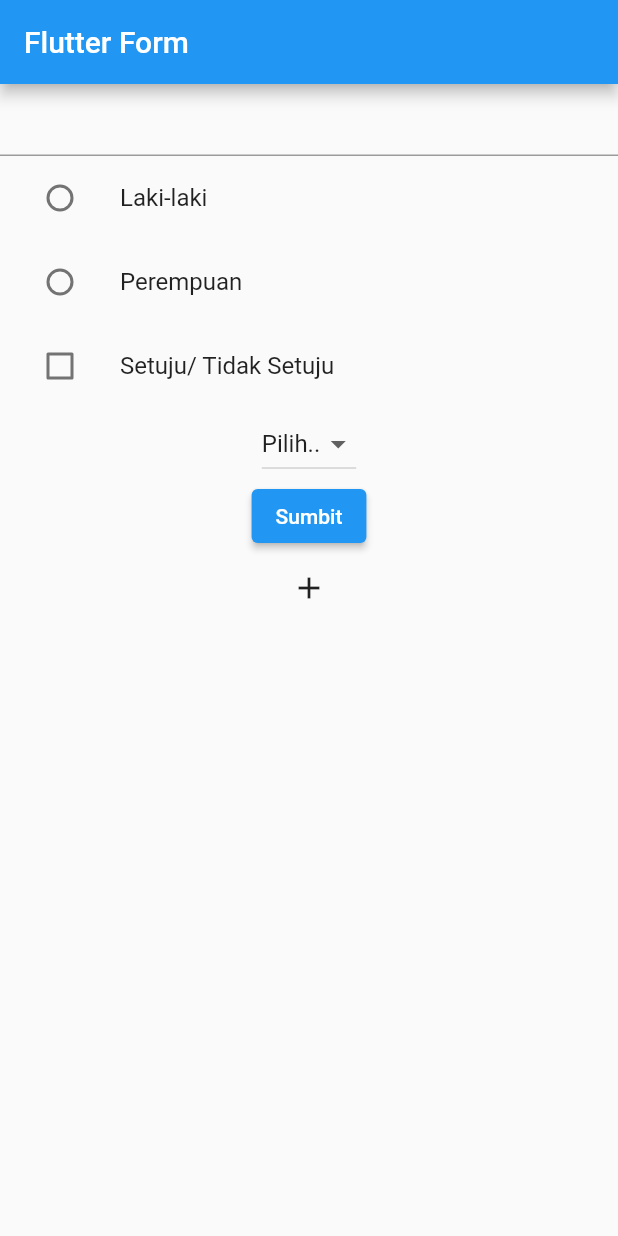
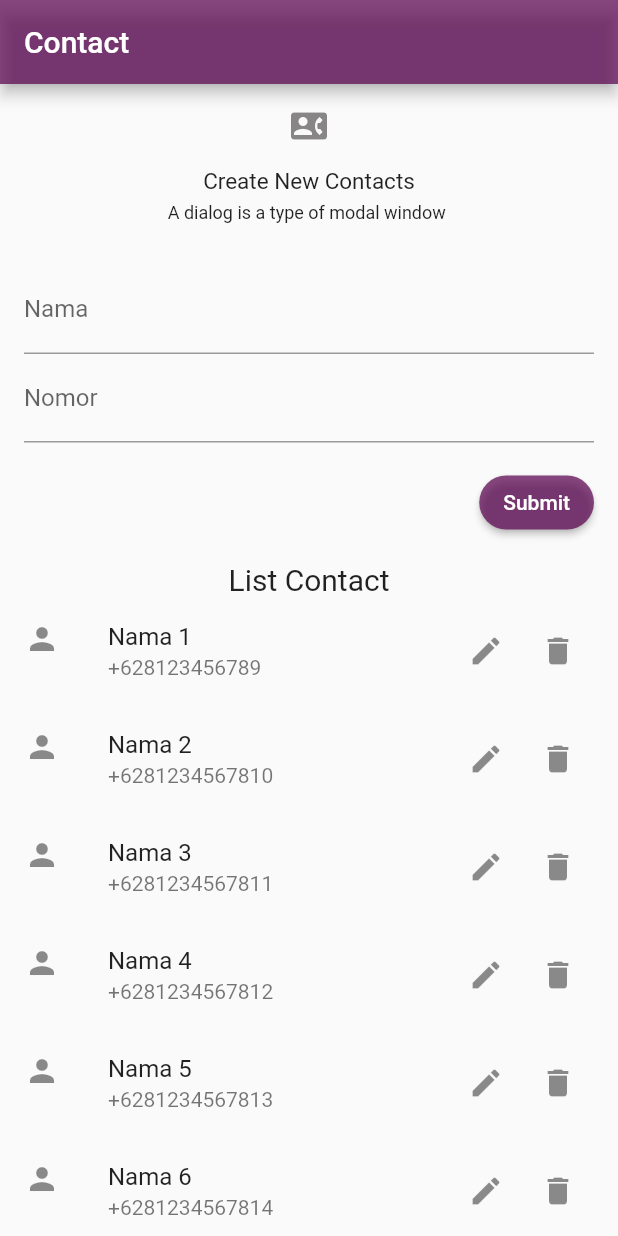
Before and after one commit to ferya2/flutter_ade-fery-angriawan, a Flutter app: the screen it shows after launch, on a phone screen of 412 x 824 dp. Run offline on Flutter 3.47's test engine with Material 2 defaults, Android fonts, the light colour scheme and no system bars.

Commit message:
upload tugas

```diff
--- a/12_Flutter-Form-Input-Button/praktikum/flutter_form/lib/main.dart
+++ b/12_Flutter-Form-Input-Button/praktikum/flutter_form/lib/main.dart
@@ -1,8 +1,9 @@
 import 'package:flutter/material.dart';
 import './flutter_form.dart';
+import './soal_prioritas1.dart';
 
 void main() {
-  runApp(const MyApp());
+  runApp(const Contact());
 }
 
 class MyApp extends StatelessWidget {
--- /dev/null
+++ b/12_Flutter-Form-Input-Button/praktikum/flutter_form/lib/soal_prioritas1.dart
@@ -0,0 +1,250 @@
+import 'package:flutter/material.dart';
+
+class Contact extends StatelessWidget {
+  const Contact({Key? key}) : super(key: key);
+
+  @override
+  Widget build(BuildContext context) {
+    return const MaterialApp(
+      home: ContactPage(),
+    );
+  }
+}
+
+class ContactPage extends StatefulWidget {
+  const ContactPage({Key? key}) : super(key: key);
+
+  @override
+  State<ContactPage> createState() => _ContactPageState();
+}
+
+class _ContactPageState extends State<ContactPage> {
+
+  List<String> namaContact = [
+    'Nama 1 ',
+    'Nama 2 ',
+    'Nama 3',
+    'Nama 4 ',
+    'Nama 5 ',
+    'Nama 6 ',
+    'Nama 7',
+    'Nama 8 ',
+    'Nama 9 ',
+    'Nama 10 ',
+  ];
+  List<String> nomorHp = [
+    '+628123456789 ',
+    '+6281234567810 ',
+    '+6281234567811 ',
+    '+6281234567812 ',
+    '+6281234567813 ',
+    '+6281234567814 ',
+    '+6281234567815 ',
+    '+6281234567816 ',
+    '+6281234567817 ',
+    '+6281234567818 ',
+  ];
+
+  final namaController = TextEditingController();
+  final nomorController = TextEditingController();
+
+  @override
+  void dispose() {
+    namaController.dispose();
+    nomorController.dispose();
+    super.dispose();
+  }
+
+  void tambahKontak() {
+    setState(() {
+      final namaBaru = namaController.text;
+      final nomorBaru = nomorController.text;
+
+      namaContact.add(namaBaru);
+      nomorHp.add(nomorBaru);
+
+      namaController.clear();
+      nomorController.clear();
+    });
+  }
+
+  void hapusKontak(int index) {
+    setState(() {
+      namaContact.removeAt(index);
+      nomorHp.removeAt(index);
+    });
+  }
+
+  void updateKontak(int index) {
+  showDialog(
+    context: context,
+    builder: (BuildContext context) {
+      String namaLama = namaContact[index];
+      String nomorLama = nomorHp[index];
+
+      TextEditingController namaController =
+          TextEditingController(text: namaLama);
+      TextEditingController nomorController =
+          TextEditingController(text: nomorLama);
+
+      return AlertDialog(
+        title: const Text('Perbarui Kontak'),
+        content: Column(
+          mainAxisSize: MainAxisSize.min,
+          children: <Widget>[
+            TextFormField(
+              controller: namaController,
+              decoration: const InputDecoration(
+                labelText: 'Nama',
+              ),
+            ),
+            TextFormField(
+              controller: nomorController,
+              decoration: const InputDecoration(
+                labelText: 'Nomor',
+              ),
+            ),
+          ],
+        ),
+        actions: <Widget>[
+          ElevatedButton(
+            onPressed: () {
+              Navigator.of(context).pop();
+            },
+            style: ElevatedButton.styleFrom(
+              backgroundColor: const Color.fromARGB(186, 93, 6, 83),
+              shape: RoundedRectangleBorder(
+                borderRadius: BorderRadius.circular(30.0),
+              ),
+            ),
+            child: const Text('Batal'),
+          ),
+          ElevatedButton(
+            onPressed: () {
+              setState(() {
+                namaContact[index] = namaController.text;
+                nomorHp[index] = nomorController.text;
+              });
+              Navigator.of(context).pop();
+            },
+            style: ElevatedButton.styleFrom(
+              backgroundColor: const Color.fromARGB(186, 93, 6, 83),
+              shape: RoundedRectangleBorder(
+                borderRadius: BorderRadius.circular(30.0),
+              ),
+            ),
+            child: const Text('Simpan'),
+          ),
+        ],
+      );
+    },
+  );
+}
+
+
+  @override
+  Widget build(BuildContext context) {
+    return Scaffold(
+      appBar: AppBar(
+        title: const Text('Contact'),
+        backgroundColor: const Color.fromARGB(186, 93, 6, 83),
+      ),
+      body: SingleChildScrollView(
+        child: Center(
+          child: Column(
+            mainAxisAlignment: MainAxisAlignment.start,
+            children: [
+              const SizedBox(height: 16.0),
+              const Icon(
+                Icons.contact_phone,
+                size: 24,
+                color: Color.fromARGB(173, 80, 78, 79),
+              ),
+              const SizedBox(height: 16.0),
+              const Text(
+                'Create New Contacts',
+                style: TextStyle(fontSize: 15),
+              ),
+              const SizedBox(height: 5.0),
+              const Text(
+                'A dialog is a type of modal window ',
+                style: TextStyle(fontSize: 12),
+                overflow: TextOverflow.visible,
+                maxLines: 3,
+              ),
+              const SizedBox(height: 12.0),
+              Padding(
+                padding: const EdgeInsets.all(16.0),
+                child: Column(
+                  children: [
+                    TextFormField(
+                      controller: namaController,
+                      decoration: const InputDecoration(
+                        labelText: 'Nama',
+                        hintText: 'Insert Your Name',
+                      ),
+                    ),
+                    TextFormField(
+                      controller: nomorController,
+                      decoration: const InputDecoration(
+                        labelText: 'Nomor',
+                        hintText: '+62 ...',
+                      ),
+                    ),
+                    const SizedBox(height: 16.0),
+                    Container(
+                      alignment: Alignment.topRight,
+                      child: ElevatedButton(
+                        onPressed: tambahKontak,
+                        style: ElevatedButton.styleFrom(
+                          backgroundColor: const Color.fromARGB(186, 93, 6, 83),
+                          shape: RoundedRectangleBorder(
+                            borderRadius: BorderRadius.circular(30.0),
+                          ),
+                        ),
+                        child: const Text('Submit'),
+                      ),
+                    ),
+                  ],
+                ),
+              ),
+              const Text(
+                'List Contact',
+                style: TextStyle(fontSize: 20),
+              ),
+              ListView.builder(
+                itemCount: namaContact.length,
+                physics: const NeverScrollableScrollPhysics(),
+                shrinkWrap: true,
+                itemBuilder: (context, index) {
+                  return ListTile(
+                    leading: const Icon(Icons.person),
+                    title: Text(namaContact[index]),
+                    subtitle: Text(nomorHp[index]),
+                    trailing: Row(
+                      mainAxisSize: MainAxisSize.min,
+                      children: [
+                        IconButton(
+                          icon: const Icon(Icons.edit),
+                          onPressed: () {
+                            updateKontak(index);
+                          },
+                        ),
+                        IconButton(
+                          icon: const Icon(Icons.delete),
+                          onPressed: () {
+                            hapusKontak(index);
+                          },
+                        ),
+                      ],
+                    ),
+                  );
+                },
+              ),
+            ],
+          ),
+        ),
+      ),
+    );
+  }
+}
```
Also changed, not shown: 8 other files.
